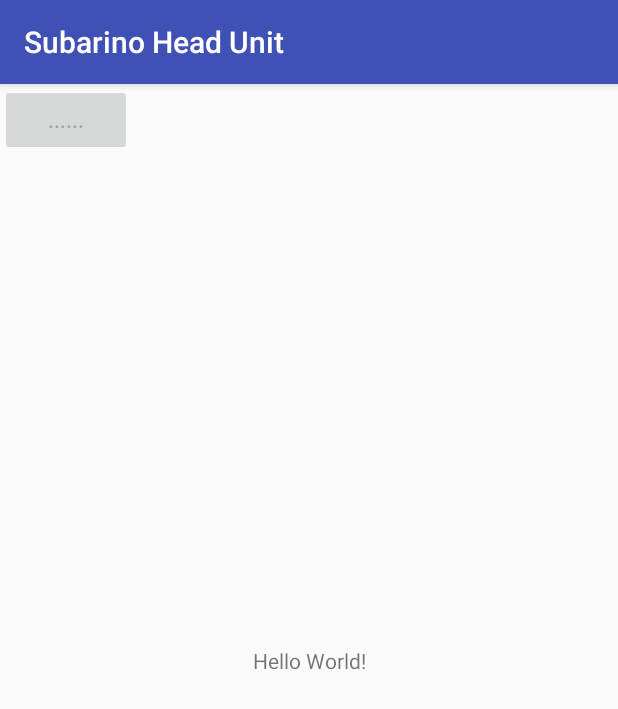
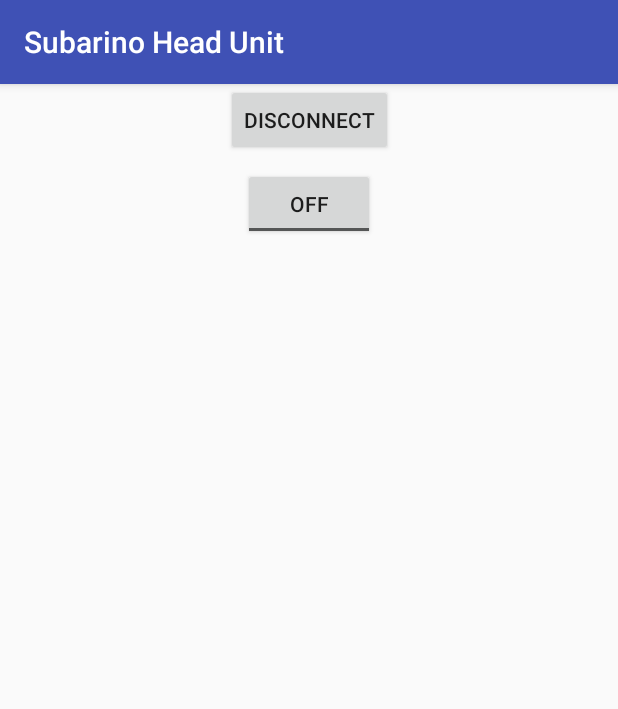
Before and after one commit to estevez-dev/Subarino, an Android app: the screen it shows after launch (MainActivity), after a tap on "CONNECT", on a phone screen of 412 x 824 dp. Shown: the top 709 px of the screen. Run offline under Robolectric (Android 15) with nearby library versions, the phone set to English and light mode, and no system bars.

Commit message:
Connect to Subarino bluetooth. Disconnect. Send command to control led

```diff
--- a/app/src/main/java/com/yehor_vialov/subarinoheadunit/MainActivity.java
+++ b/app/src/main/java/com/yehor_vialov/subarinoheadunit/MainActivity.java
@@ -8,6 +8,8 @@ import android.support.v7.app.AppCompatActivity;
 import android.os.Bundle;
 import android.view.View;
 import android.widget.Button;
+import android.widget.CompoundButton;
+import android.widget.ToggleButton;
 
 import java.io.IOException;
 import java.io.OutputStream;
@@ -17,6 +19,10 @@ public class MainActivity extends AppCompatActivity {
 
     private final static int REQUEST_ENABLE_BT = 1;
     Button btnConnect;
+    OutputStream btOutStream = null;
+    Boolean btConnected = false;
+    ToggleButton btnLed;
+    BluetoothSocket btSocket = null;
 
     @Override
     protected void onCreate(Bundle savedInstanceState) {
@@ -24,10 +30,33 @@ public class MainActivity extends AppCompatActivity {
         setContentView(R.layout.activity_main);
 
         btnConnect = (Button)findViewById(R.id.btnConnect);
+        btnLed = (ToggleButton)findViewById(R.id.btnLed);
+        btnLed.setOnCheckedChangeListener(new CompoundButton.OnCheckedChangeListener() {
+
+            @Override
+            public void onCheckedChanged(CompoundButton buttonView, boolean isChecked) {
+                if(isChecked)
+                {
+                    try {
+                        btOutStream.write("On".getBytes());
+                    } catch (IOException e) {
+                        e.printStackTrace();
+                    }
+                }
+                else
+                {
+                    try {
+                        btOutStream.write("Off".getBytes());
+                    } catch (IOException e) {
+                        e.printStackTrace();
+                    }
+                }
+
+            }
+        });
         btnConnect.setOnClickListener(new View.OnClickListener() {
             public void onClick(View v) {
-                btnConnect.setEnabled(false);
-                btnConnect.setText("......");
+                if (!btConnected) {
                     BluetoothAdapter adapter = BluetoothAdapter.getDefaultAdapter();
                     if (adapter == null) {
                         // Device does not support Bluetooth
@@ -41,22 +70,42 @@ public class MainActivity extends AppCompatActivity {
                     }
 
                     final UUID SERIAL_UUID = UUID.fromString("00001101-0000-1000-8000-00805F9B34FB"); //UUID for serial connection
-                String mac = "00:15:83:3D:0A:57"; //my laptop's mac adress
+                    String mac = "00:21:13:03:39:FE"; //my laptop's mac adress
                     BluetoothDevice device = adapter.getRemoteDevice(mac); //get remote device by mac, we assume these two devices are already paired
 
 
                     // Get a BluetoothSocket to connect with the given BluetoothDevice
-                BluetoothSocket socket = null;
-                OutputStream out = null;
+                    btSocket = null;
+                    btOutStream = null;
                     try {
-                    socket = device.createRfcommSocketToServiceRecord(SERIAL_UUID);
-                } catch (IOException e) {}
+                        btSocket = device.createRfcommSocketToServiceRecord(SERIAL_UUID);
+                    } catch (IOException e) {
+                        e.printStackTrace();
+                    }
 
                     try {
-                    socket.connect();
-                    out = socket.getOutputStream();
+                        btSocket.connect();
+                        btOutStream = btSocket.getOutputStream();
+                        btConnected = true;
+                        btnConnect.setText("Disconnect");
                         //now you can use out to send output via out.write
-                } catch (IOException e) {}
+                    } catch (IOException e) {
+                        e.printStackTrace();
+                    }
+                } else {
+                    try {
+                        btOutStream.close();
+                    } catch (IOException e) {
+                        e.printStackTrace();
+                    }
+                    try {
+                        btSocket.close();
+                    } catch (IOException e) {
+                        e.printStackTrace();
+                    }
+                    btConnected = false;
+                    btnConnect.setText("Connect");
+                }
             }
         });
     }
--- a/app/src/main/res/layout/activity_main.xml
+++ b/app/src/main/res/layout/activity_main.xml
@@ -6,21 +6,25 @@
     android:layout_height="match_parent"
     tools:context="com.yehor_vialov.subarinoheadunit.MainActivity">
 
-    <TextView
-        android:layout_width="wrap_content"
-        android:layout_height="wrap_content"
-        android:text="Hello World!"
-        app:layout_constraintBottom_toBottomOf="parent"
-        app:layout_constraintLeft_toLeftOf="parent"
-        app:layout_constraintRight_toRightOf="parent"
-        app:layout_constraintTop_toTopOf="parent" />
-
     <Button
         android:id="@+id/btnConnect"
         android:layout_width="wrap_content"
         android:layout_height="wrap_content"
         android:text="Connect"
-        tools:layout_editor_absoluteX="147dp"
+        app:layout_constraintEnd_toEndOf="parent"
+        app:layout_constraintHorizontal_bias="0.5"
+        app:layout_constraintStart_toStartOf="parent"
         tools:layout_editor_absoluteY="16dp" />
 
+    <ToggleButton
+        android:id="@+id/btnLed"
+        android:layout_width="wrap_content"
+        android:layout_height="wrap_content"
+        android:layout_marginTop="8dp"
+        android:text="ToggleButton"
+        app:layout_constraintEnd_toEndOf="parent"
+        app:layout_constraintHorizontal_bias="0.5"
+        app:layout_constraintStart_toStartOf="parent"
+        app:layout_constraintTop_toBottomOf="@+id/btnConnect" />
+
 </android.support.constraint.ConstraintLayout>
--- a/build.gradle
+++ b/build.gradle
@@ -5,7 +5,7 @@ buildscript {
         jcenter()
     }
     dependencies {
-        classpath 'com.android.tools.build:gradle:2.3.3'
+        classpath 'com.android.tools.build:gradle:3.0.1'
 
         // NOTE: Do not place your application dependencies here; they belong
         // in the individual module build.gradle files
```
Also changed, not shown: gradle/wrapper/gradle-wrapper.properties. Lines whose indentation alone changed are shown as unchanged.
